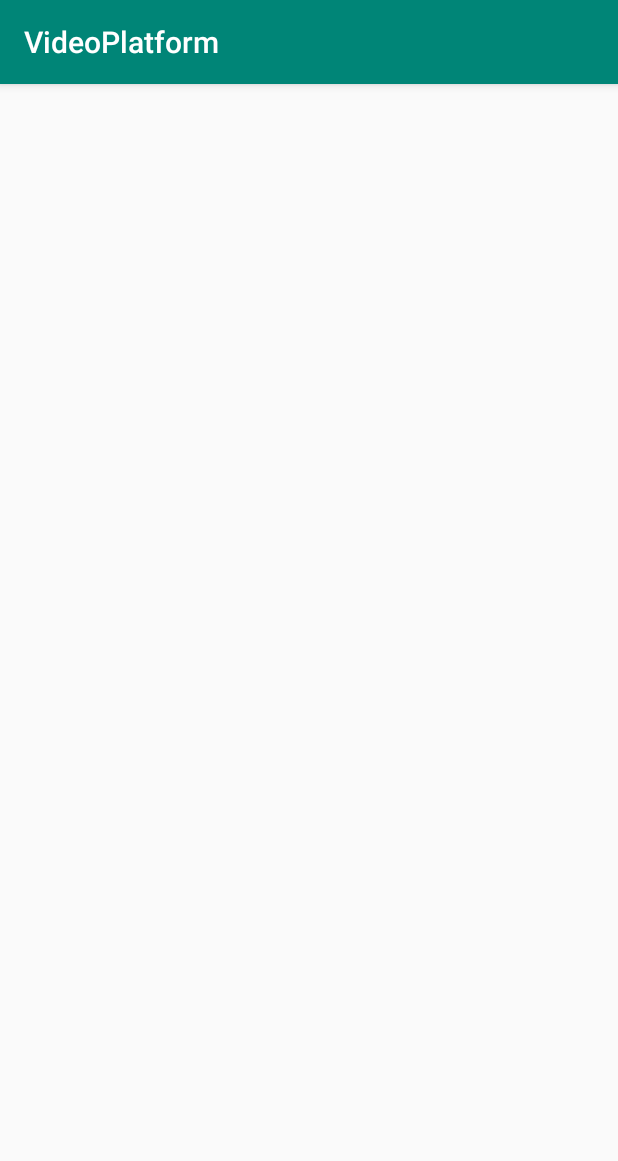
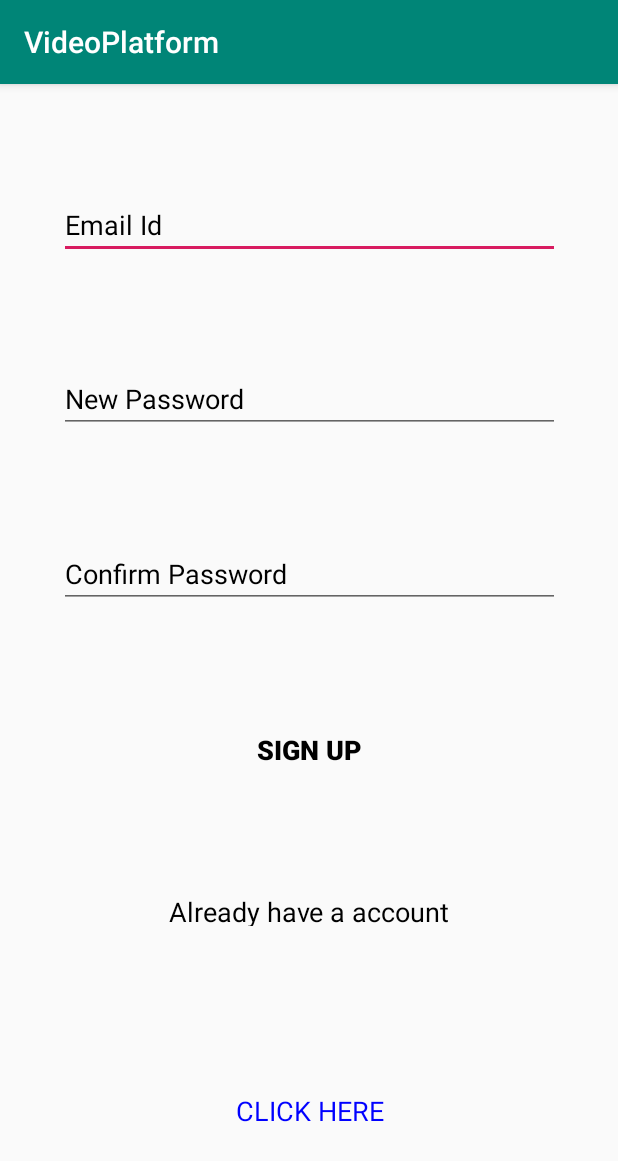
Before and after one commit to AllinoneCyberteam/VideoPlatform, an Android app: the SignUp screen opened directly, with no data from a screen before it, on a phone screen of 412 x 824 dp. Shown: the top 1161 px of the screen. Run offline under Robolectric (Android 15) with nearby library versions, the phone set to English and light mode, and no system bars; our stand-ins replace Firebase (no records; nobody signed in at launch, a user with empty details on screens opened directly).

Commit message:
Login, new user registration and forgot password has been Completed. Except sign out and change password options, which I will add later

```diff
--- a/app/build.gradle
+++ b/app/build.gradle
@@ -25,6 +25,9 @@ dependencies {
     implementation 'com.google.firebase:firebase-core:16.0.6'
     implementation 'com.google.firebase:firebase-auth:16.1.0'
     testImplementation 'junit:junit:4.12'
+    implementation 'com.android.support:design:28.0.0'
     androidTestImplementation 'com.android.support.test:runner:1.0.2'
     androidTestImplementation 'com.android.support.test.espresso:espresso-core:3.0.2'
 }
+
+apply plugin: 'com.google.gms.google-services'
--- a/app/src/main/java/cyberteam/videoplatform/SplashScreen.java
+++ b/app/src/main/java/cyberteam/videoplatform/SplashScreen.java
@@ -1,7 +1,10 @@
 package cyberteam.videoplatform;
 
+import android.content.Intent;
+import android.os.Bundle;
 import android.support.v7.app.AppCompatActivity;
-import android.os.Bundle;
+
+import cyberteam.videoplatform.login.Login;
 
 public class SplashScreen extends AppCompatActivity {
 
@@ -9,5 +12,6 @@ public class SplashScreen extends AppCompatActivity {
     protected void onCreate(Bundle savedInstanceState) {
         super.onCreate(savedInstanceState);
         setContentView(R.layout.activity_splash_screen);
+        startActivity(new Intent(SplashScreen.this, Login.class));
     }
 }
--- a/app/src/main/java/cyberteam/videoplatform/login/SignUp.java
+++ b/app/src/main/java/cyberteam/videoplatform/login/SignUp.java
@@ -1,15 +1,65 @@
 package cyberteam.videoplatform.login;
 
 import android.os.Bundle;
+import android.support.annotation.NonNull;
 import android.support.v7.app.AppCompatActivity;
+import android.view.View;
+import android.widget.Button;
+import android.widget.EditText;
+import android.widget.TextView;
+
+import com.google.android.gms.tasks.OnCompleteListener;
+import com.google.android.gms.tasks.Task;
+import com.google.firebase.auth.AuthResult;
+import com.google.firebase.auth.FirebaseAuth;
 
 import cyberteam.videoplatform.R;
 
 public class SignUp extends AppCompatActivity {
+    EditText EmailId;
+    EditText newPassword;
+    EditText confirmPassword;
+    Button SignUp;
+    TextView goBack;
+    FirebaseAuth mAuth;
 
     @Override
     protected void onCreate(Bundle savedInstanceState) {
         super.onCreate(savedInstanceState);
         setContentView(R.layout.activity_sign_up);
+        initialize();
+
+        SignUp.setOnClickListener(new View.OnClickListener() {
+            @Override
+            public void onClick(View v) {
+                if (newPassword.getText().toString().equals(confirmPassword.getText().toString()))
+                    mAuth.createUserWithEmailAndPassword(EmailId.getText().toString(), confirmPassword.getText().toString())
+                            .addOnCompleteListener(new OnCompleteListener<AuthResult>() {
+                                @Override
+                                public void onComplete(@NonNull Task<AuthResult> task) {
+                                    if (task.isSuccessful()) {
+                                        mAuth.signOut();
+                                        finish();
+                                    }
+                                }
+                            });
+            }
+        });
+
+        goBack.setOnClickListener(new View.OnClickListener() {
+            @Override
+            public void onClick(View v) {
+                finish();
+            }
+        });
+    }
+
+    void initialize() {
+        EmailId = findViewById(R.id.emailId);
+        newPassword = findViewById(R.id.newPassword);
+        confirmPassword = findViewById(R.id.confirmPassword);
+        SignUp = findViewById(R.id.SignUp);
+        goBack = findViewById(R.id.Login);
+        mAuth = FirebaseAuth.getInstance();
     }
 }
--- a/app/src/main/res/layout/activity_login.xml
+++ b/app/src/main/res/layout/activity_login.xml
@@ -2,6 +2,7 @@
 <android.support.constraint.ConstraintLayout xmlns:android="http://schemas.android.com/apk/res/android"
     xmlns:app="http://schemas.android.com/apk/res-auto"
     xmlns:tools="http://schemas.android.com/tools"
+    android:id="@+id/constraintLayout"
     android:layout_width="match_parent"
     android:layout_height="match_parent"
     tools:context=".login.Login">
--- a/app/src/main/res/layout/activity_sign_up.xml
+++ b/app/src/main/res/layout/activity_sign_up.xml
@@ -1,8 +1,91 @@
 <?xml version="1.0" encoding="utf-8"?>
 <android.support.constraint.ConstraintLayout xmlns:android="http://schemas.android.com/apk/res/android"
+    xmlns:app="http://schemas.android.com/apk/res-auto"
     xmlns:tools="http://schemas.android.com/tools"
     android:layout_width="match_parent"
     android:layout_height="match_parent"
     tools:context=".login.SignUp">
 
+    <EditText
+        android:id="@+id/emailId"
+        android:layout_width="334dp"
+        android:layout_height="wrap_content"
+        android:ems="10"
+        android:hint="@string/email_id"
+        android:inputType="textEmailAddress"
+        android:textColor="#000000"
+        android:textColorHint="#000000"
+        app:layout_constraintBottom_toTopOf="@+id/newPassword"
+        app:layout_constraintEnd_toEndOf="parent"
+        app:layout_constraintStart_toStartOf="parent"
+        app:layout_constraintTop_toTopOf="parent"
+        tools:ignore="AutoFill" />
+
+    <EditText
+        android:id="@+id/newPassword"
+        android:layout_width="0dp"
+        android:layout_height="wrap_content"
+        android:ems="10"
+        android:hint="@string/new_password"
+        android:inputType="textPassword"
+        android:textColor="#000000"
+        android:textColorHint="#000000"
+        app:layout_constraintBottom_toTopOf="@+id/confirmPassword"
+        app:layout_constraintEnd_toEndOf="@+id/emailId"
+        app:layout_constraintStart_toStartOf="@+id/emailId"
+        app:layout_constraintTop_toBottomOf="@+id/emailId"
+        tools:ignore="AutoFill" />
+
+    <Button
+        android:id="@+id/SignUp"
+        style="@style/Widget.AppCompat.Button.Borderless"
+        android:layout_width="334dp"
+        android:layout_height="wrap_content"
+        android:text="@string/sign_up"
+        android:textColor="#000000"
+        android:textSize="18sp"
+        android:textStyle="bold"
+        app:layout_constraintBottom_toTopOf="@+id/textView2"
+        app:layout_constraintEnd_toEndOf="@+id/confirmPassword"
+        app:layout_constraintStart_toStartOf="@+id/confirmPassword"
+        app:layout_constraintTop_toBottomOf="@+id/confirmPassword" />
+
+    <TextView
+        android:id="@+id/textView2"
+        android:layout_width="wrap_content"
+        android:layout_height="22dp"
+        android:text="@string/already_have_a_account"
+        android:textColor="#000000"
+        android:textSize="18sp"
+        app:layout_constraintBottom_toTopOf="@+id/Login"
+        app:layout_constraintEnd_toEndOf="@+id/SignUp"
+        app:layout_constraintStart_toStartOf="@+id/SignUp"
+        app:layout_constraintTop_toBottomOf="@+id/SignUp" />
+
+    <TextView
+        android:id="@+id/Login"
+        android:layout_width="wrap_content"
+        android:layout_height="wrap_content"
+        android:layout_marginTop="40dp"
+        android:text="@string/click_here"
+        android:textColor="#0000FF"
+        android:textSize="18sp"
+        app:layout_constraintBottom_toBottomOf="parent"
+        app:layout_constraintEnd_toEndOf="@+id/textView2"
+        app:layout_constraintStart_toStartOf="@+id/textView2"
+        app:layout_constraintTop_toBottomOf="@+id/textView2" />
+
+    <EditText
+        android:id="@+id/confirmPassword"
+        android:layout_width="0dp"
+        android:layout_height="wrap_content"
+        android:ems="10"
+        android:hint="@string/confirm_password"
+        android:inputType="textPassword"
+        android:textColorHint="#000000"
+        app:layout_constraintBottom_toTopOf="@+id/SignUp"
+        app:layout_constraintEnd_toEndOf="@+id/newPassword"
+        app:layout_constraintStart_toStartOf="@+id/newPassword"
+        app:layout_constraintTop_toBottomOf="@+id/newPassword"
+        tools:ignore="AutoFill" />
 </android.support.constraint.ConstraintLayout>
--- a/app/src/main/res/values/strings.xml
+++ b/app/src/main/res/values/strings.xml
@@ -5,5 +5,11 @@
     <string name="login">Login</string>
     <string name="not_have_a_account_yet">Not have a account yet?</string>
     <string name="click_here">CLICK HERE</string>
+    <string name="sign_up">Sign Up</string>
+    <string name="email_id">Email Id</string>
+    <string name="new_password">New Password</string>
+    <string name="confirm_password">Confirm Password</string>
+    <string name="already_have_a_account">Already have a account</string>
     <string name="forgot_password">Forgot Password</string>
+    <string name="reset_password">Reset Password</string>
 </resources>
--- a/build.gradle
+++ b/build.gradle
@@ -8,7 +8,7 @@ buildscript {
     }
     dependencies {
         classpath 'com.android.tools.build:gradle:3.2.1'
-
+        classpath 'com.google.gms:google-services:4.0.1'
 
         // NOTE: Do not place your application dependencies here; they belong
         // in the individual module build.gradle files
```
Also changed, not shown: app/src/main/java/cyberteam/videoplatform/login/ForgotPassword.java (+38 -0 lines), app/src/main/java/cyberteam/videoplatform/login/Login.java (+53 -4 lines), app/src/main/res/layout/activity_forgot_password.xml (+44 -1 lines), 1 other file.
